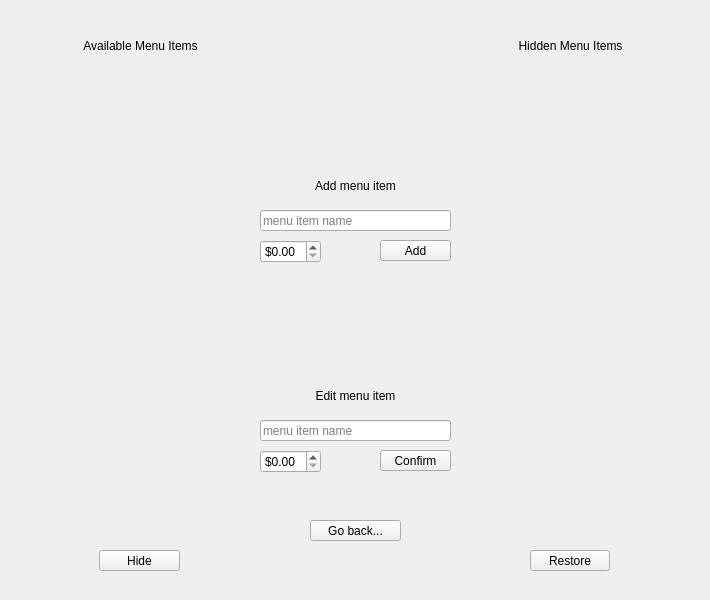
Old version of the form src/views/adminview.ui in the repository fast-food-finder-associates/FastFoodFinder.
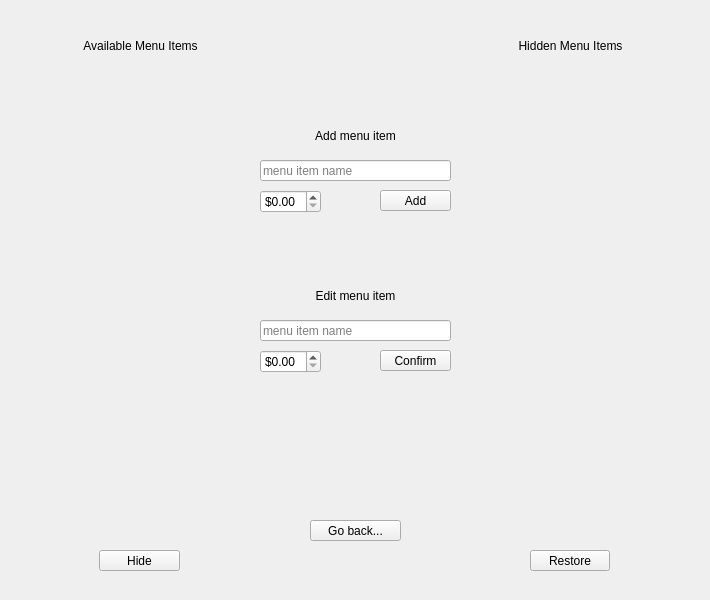
New version of the form. The open tabs and pages were chosen to show the change.

Commit message: Moved around buttons

```diff
--- a/src/views/adminview.ui
+++ b/src/views/adminview.ui
@@ -168,7 +168,7 @@
      <property name="geometry">
       <rect>
        <x>260</x>
-       <y>450</y>
+       <y>350</y>
        <width>61</width>
        <height>23</height>
       </rect>
@@ -262,7 +262,7 @@
      <property name="geometry">
       <rect>
        <x>260</x>
-       <y>380</y>
+       <y>280</y>
        <width>191</width>
        <height>31</height>
       </rect>
@@ -278,7 +278,7 @@
      <property name="geometry">
       <rect>
        <x>260</x>
-       <y>420</y>
+       <y>320</y>
        <width>191</width>
        <height>21</height>
       </rect>
@@ -291,7 +291,7 @@
      <property name="geometry">
       <rect>
        <x>260</x>
-       <y>240</y>
+       <y>190</y>
        <width>61</width>
        <height>23</height>
       </rect>
@@ -307,7 +307,7 @@
      <property name="geometry">
       <rect>
        <x>260</x>
-       <y>170</y>
+       <y>120</y>
        <width>191</width>
        <height>31</height>
       </rect>
@@ -323,7 +323,7 @@
      <property name="geometry">
       <rect>
        <x>260</x>
-       <y>210</y>
+       <y>160</y>
        <width>191</width>
        <height>21</height>
       </rect>
@@ -336,7 +336,7 @@
      <property name="geometry">
       <rect>
        <x>380</x>
-       <y>240</y>
+       <y>190</y>
        <width>71</width>
        <height>21</height>
       </rect>
@@ -349,7 +349,7 @@
      <property name="geometry">
       <rect>
        <x>380</x>
-       <y>450</y>
+       <y>350</y>
        <width>71</width>
        <height>21</height>
       </rect>
```
Left out of the diff: 14 changed lines with no effect on the pictures.
